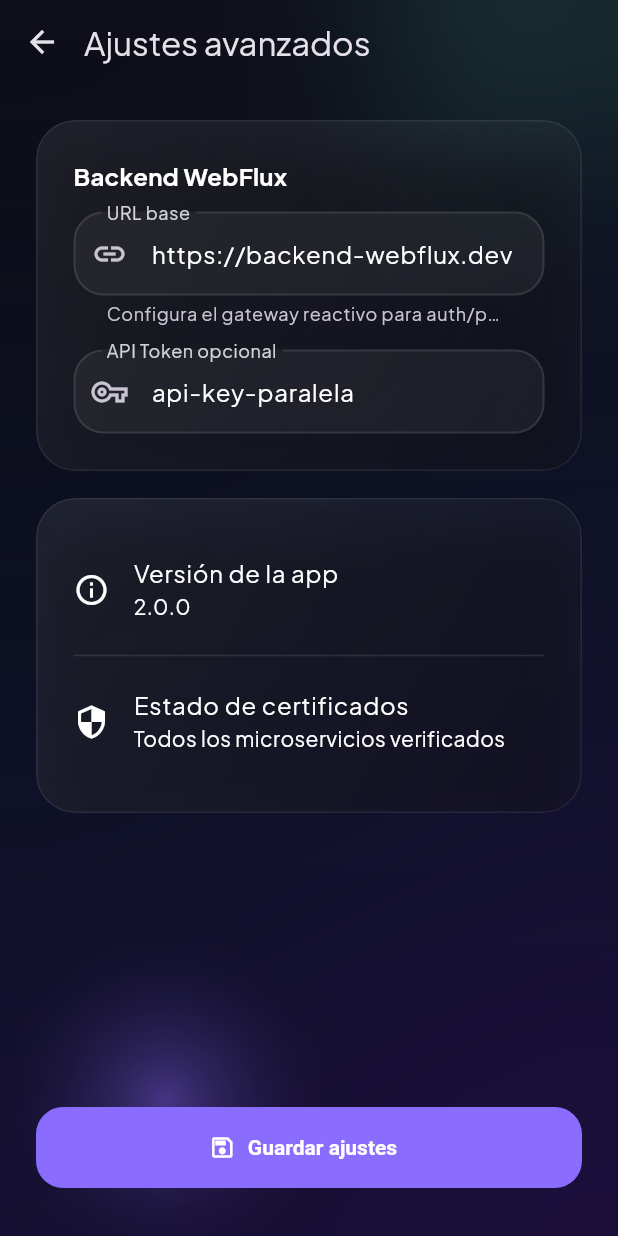
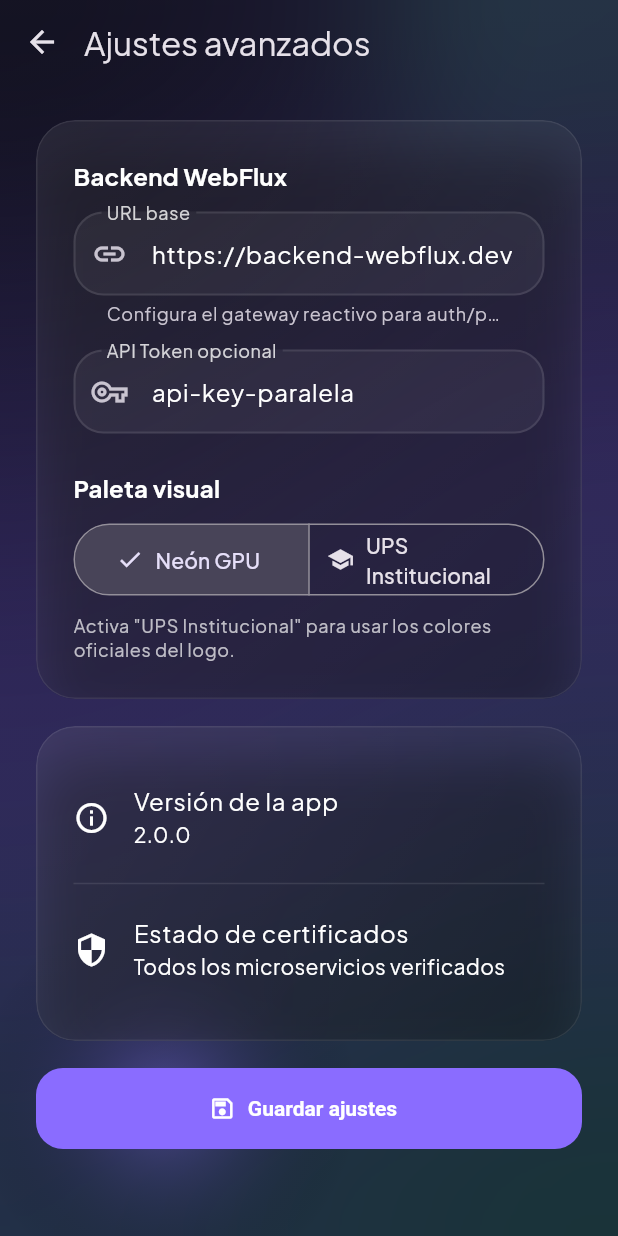
Before and after one commit to Jorgemrqz/upsglam_mobile, a Flutter app: the FeedView screen opened by its route, after a tap on the "settings" icon, on a phone screen of 412 x 824 dp. Run offline on Flutter 3.47's test engine with Material 3 defaults, Android fonts, the phone set to English and light mode, and no system bars; our stand-ins replace google_fonts.

Commit message:
Refactor theme management and enhance UI with dynamic color palettes

```diff
--- a/lib/views/feed/feed_view.dart
+++ b/lib/views/feed/feed_view.dart
@@ -1,4 +1,5 @@
 import 'package:flutter/material.dart';
+import 'package:upsglam_mobile/theme/upsglam_theme.dart';
 import 'package:upsglam_mobile/views/create_post/select_image_view.dart';
 import 'package:upsglam_mobile/views/feed/comments_view.dart';
 import 'package:upsglam_mobile/views/profile/profile_view.dart';
@@ -14,6 +15,8 @@ class FeedView extends StatelessWidget {
   @override
   Widget build(BuildContext context) {
     final textTheme = Theme.of(context).textTheme;
+    final primary = UPSGlamTheme.primary;
+    final accent = UPSGlamTheme.accent;
     return Scaffold(
       extendBodyBehindAppBar: true,
       backgroundColor: Colors.transparent,
@@ -24,7 +27,7 @@ class FeedView extends StatelessWidget {
             crossAxisAlignment: CrossAxisAlignment.start,
             children: [
               Text(
-                'UPSGlam Feed',
+                'UPSGlam',
                 style: textTheme.titleLarge?.copyWith(fontWeight: FontWeight.w700),
               ),
               Text(
@@ -63,10 +66,10 @@ class FeedView extends StatelessWidget {
                   children: [
                     Container(
                       padding: const EdgeInsets.all(3),
-                      decoration: const BoxDecoration(
+                      decoration: BoxDecoration(
                         shape: BoxShape.circle,
                         gradient: LinearGradient(
-                          colors: [Color(0xFF5FF2C7), Color(0xFF8C6CFF)],
+                          colors: [accent, primary],
                         ),
                       ),
                       child: CircleAvatar(
@@ -120,11 +123,14 @@ class FeedView extends StatelessWidget {
                         borderRadius: BorderRadius.circular(22),
                         child: Container(
                           height: 220,
-                          decoration: const BoxDecoration(
+                          decoration: BoxDecoration(
                             gradient: LinearGradient(
                               begin: Alignment.topLeft,
                               end: Alignment.bottomRight,
-                              colors: [Color(0xFF211F48), Color(0xFF6F3CFF)],
+                              colors: [
+                                primary.withValues(alpha: 0.75),
+                                accent.withValues(alpha: 0.7),
+                              ],
                             ),
                           ),
                           child: const Center(
--- a/lib/views/settings/settings_view.dart
+++ b/lib/views/settings/settings_view.dart
@@ -1,4 +1,5 @@
 import 'package:flutter/material.dart';
+import 'package:upsglam_mobile/theme/upsglam_theme.dart';
 import 'package:upsglam_mobile/widgets/glass_panel.dart';
 import 'package:upsglam_mobile/widgets/upsglam_background.dart';
 
@@ -17,6 +18,12 @@ class SettingsView extends StatelessWidget {
       body: UPSGlamBackground(
         reserveAppBar: true,
         reserveAppBarSpacing: -64,
+        child: LayoutBuilder(
+          builder: (context, constraints) {
+            return SingleChildScrollView(
+              padding: const EdgeInsets.only(bottom: 24),
+              child: ConstrainedBox(
+                constraints: BoxConstraints(minHeight: constraints.maxHeight),
                 child: Column(
                   crossAxisAlignment: CrossAxisAlignment.stretch,
                   children: [
@@ -42,6 +49,36 @@ class SettingsView extends StatelessWidget {
                       prefixIcon: Icon(Icons.vpn_key_outlined),
                     ),
                   ),
+                  const SizedBox(height: 24),
+                  Text('Paleta visual', style: textTheme.titleMedium?.copyWith(fontWeight: FontWeight.w700)),
+                  const SizedBox(height: 8),
+                  ValueListenableBuilder<UPSGlamPalette>(
+                    valueListenable: UPSGlamTheme.paletteNotifier,
+                    builder: (context, palette, _) {
+                      return SegmentedButton<UPSGlamPalette>(
+                        segments: [
+                          ButtonSegment(
+                            value: UPSGlamPalette.glam,
+                            label: Text(UPSGlamTheme.paletteLabel(UPSGlamPalette.glam)),
+                            icon: const Icon(Icons.bolt),
+                          ),
+                          ButtonSegment(
+                            value: UPSGlamPalette.ups,
+                            label: Text(UPSGlamTheme.paletteLabel(UPSGlamPalette.ups)),
+                            icon: const Icon(Icons.school),
+                          ),
+                        ],
+                        selected: {palette},
+                        onSelectionChanged: (selection) =>
+                            UPSGlamTheme.setPalette(selection.first),
+                      );
+                    },
+                  ),
+                  const SizedBox(height: 8),
+                  Text(
+                    'Activa "UPS Institucional" para usar los colores oficiales del logo.',
+                    style: textTheme.bodySmall?.copyWith(color: Colors.white70),
+                  ),
                         ],
                       ),
                     ),
@@ -65,15 +102,22 @@ class SettingsView extends StatelessWidget {
                         ],
                       ),
                     ),
-            const Spacer(),
-            FilledButton.icon(
+                    const SizedBox(height: 18),
+                    SafeArea(
+                      top: false,
+                      child: FilledButton.icon(
                         onPressed: () => Navigator.pop(context),
                         icon: const Icon(Icons.save_outlined),
                         label: const Text('Guardar ajustes'),
+                      ),
                     ),
                   ],
                 ),
               ),
             );
+          },
+        ),
+      ),
+    );
   }
 }
--- a/lib/widgets/upsglam_background.dart
+++ b/lib/widgets/upsglam_background.dart
@@ -19,6 +19,9 @@ class UPSGlamBackground extends StatelessWidget {
 
   @override
   Widget build(BuildContext context) {
+    final base = UPSGlamTheme.background;
+    final primary = UPSGlamTheme.primary;
+    final accent = UPSGlamTheme.accent;
     final effectivePadding = EdgeInsets.fromLTRB(
       padding.left,
       padding.top + (reserveAppBar ? kToolbarHeight + reserveAppBarSpacing : 0),
@@ -27,11 +30,15 @@ class UPSGlamBackground extends StatelessWidget {
     );
 
     return Container(
-      decoration: const BoxDecoration(
+      decoration: BoxDecoration(
         gradient: LinearGradient(
           begin: Alignment.topLeft,
           end: Alignment.bottomRight,
-          colors: [Color(0xFF05050D), Color(0xFF0C1024), Color(0xFF1E0F3F)],
+          colors: [
+            base,
+            Color.lerp(base, primary, 0.35)!,
+            Color.lerp(base, accent, 0.2)!,
+          ],
         ),
       ),
       child: Stack(
@@ -41,7 +48,7 @@ class UPSGlamBackground extends StatelessWidget {
             right: -30,
             child: _GlowCircle(
               size: 220,
-              colors: [UPSGlamTheme.accent.withValues(alpha: 0.35), Colors.transparent],
+              colors: [accent.withValues(alpha: 0.35), Colors.transparent],
             ),
           ),
           Positioned(
@@ -49,7 +56,7 @@ class UPSGlamBackground extends StatelessWidget {
             left: -20,
             child: _GlowCircle(
               size: 260,
-              colors: [UPSGlamTheme.primary.withValues(alpha: 0.4), Colors.transparent],
+              colors: [primary.withValues(alpha: 0.4), Colors.transparent],
             ),
           ),
           Positioned.fill(
```
Also changed, not shown: lib/main.dart (+11 -6 lines), lib/theme/upsglam_theme.dart (+61 -13 lines), lib/views/create_post/filter_selection_view.dart (+5 -2 lines), lib/views/create_post/publish_post_view.dart (+5 -2 lines), lib/views/create_post/select_image_view.dart (+5 -2 lines), lib/views/profile/profile_view.dart (+5 -2 lines). Lines whose indentation alone changed are shown as unchanged.
